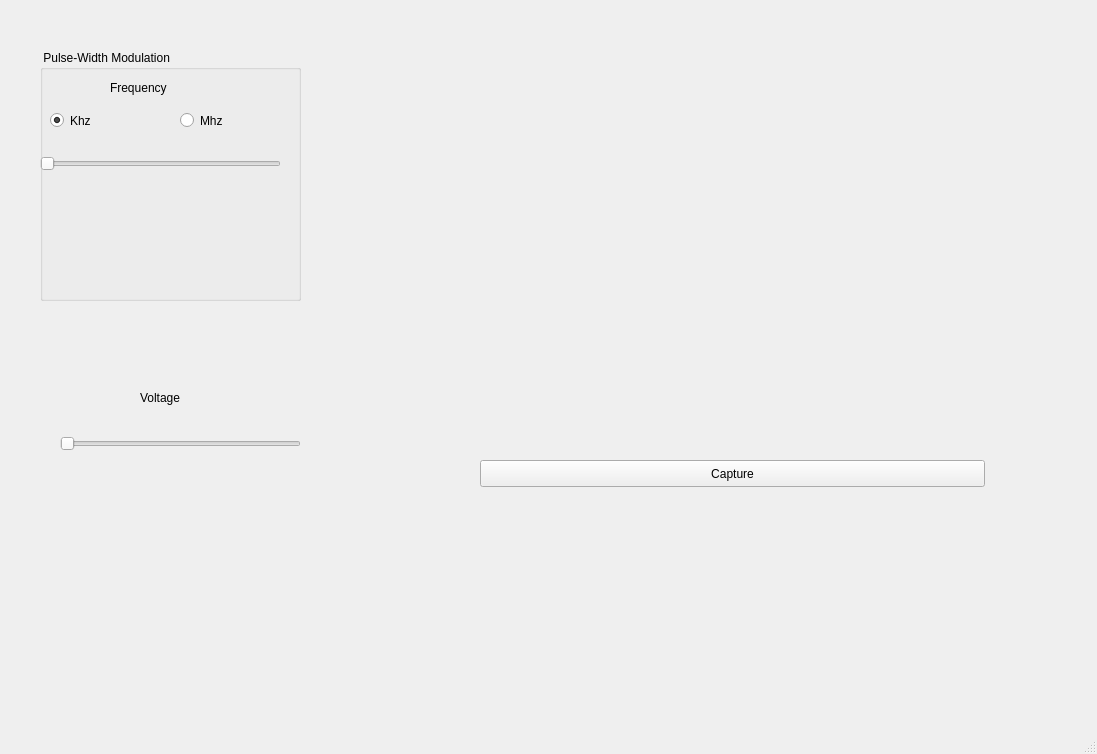
First picture: the form in front/menu.ui, repository marcoslimaepii1/microcluidicController, before the edit.
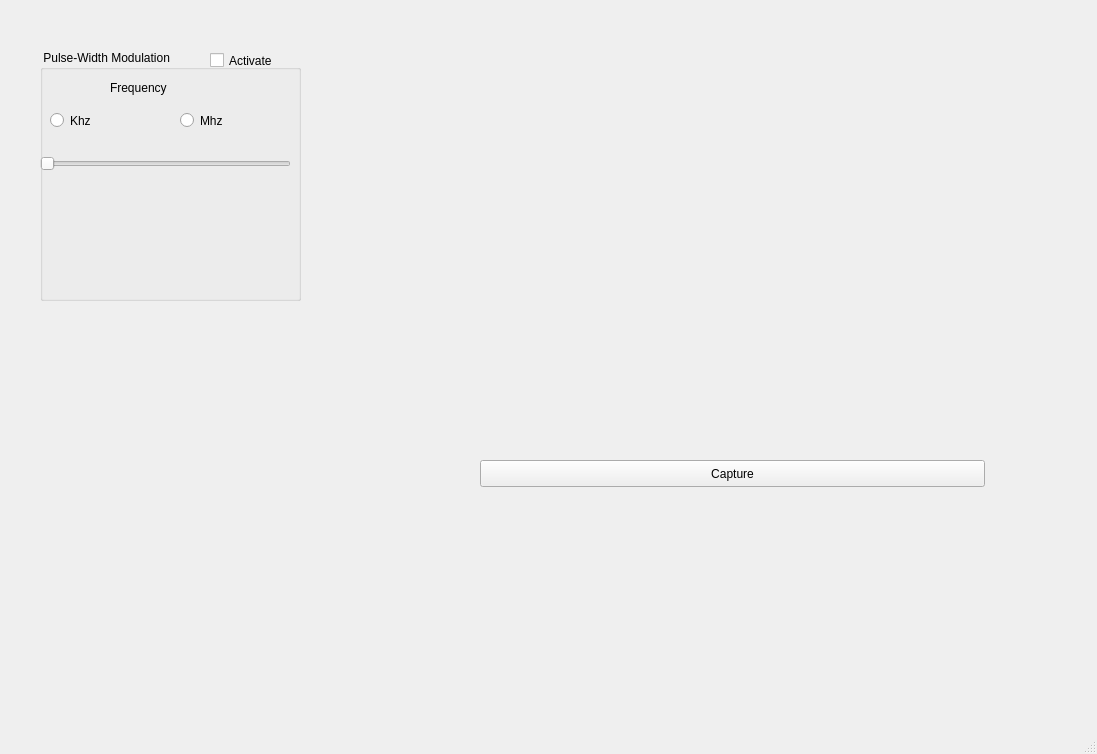
Second picture: the form after the edit.

```diff
--- a/front/menu.ui
+++ b/front/menu.ui
@@ -40,6 +40,9 @@
      </property>
     </widget>
     <widget class="QRadioButton" name="radioButton">
+     <property name="enabled">
+      <bool>true</bool>
+     </property>
      <property name="geometry">
       <rect>
        <x>10</x>
@@ -51,7 +54,13 @@
      <property name="text">
       <string>Khz</string>
      </property>
+     <property name="checkable">
+      <bool>true</bool>
+     </property>
      <property name="checked">
+      <bool>false</bool>
+     </property>
+     <property name="autoExclusive">
       <bool>true</bool>
      </property>
     </widget>
@@ -73,7 +82,7 @@
       <rect>
        <x>0</x>
        <y>100</y>
-       <width>241</width>
+       <width>251</width>
        <height>28</height>
       </rect>
      </property>
@@ -113,52 +122,19 @@
       <string/>
      </property>
     </widget>
-   </widget>
-   <widget class="QLabel" name="label_2">
-    <property name="geometry">
-     <rect>
-      <x>140</x>
-      <y>390</y>
-      <width>58</width>
-      <height>16</height>
-     </rect>
-    </property>
-    <property name="text">
-     <string>Voltage</string>
-    </property>
-   </widget>
-   <widget class="QSlider" name="horizontalSlider_2">
-    <property name="geometry">
-     <rect>
-      <x>60</x>
-      <y>430</y>
-      <width>241</width>
-      <height>28</height>
-     </rect>
-    </property>
-    <property name="orientation">
-     <enum>Qt::Horizontal</enum>
-    </property>
-   </widget>
-   <widget class="QLabel" name="label_4">
-    <property name="geometry">
-     <rect>
-      <x>60</x>
-      <y>480</y>
-      <width>231</width>
-      <height>121</height>
-     </rect>
-    </property>
-    <property name="font">
-     <font>
-      <pointsize>43</pointsize>
-      <weight>75</weight>
-      <bold>true</bold>
-     </font>
-    </property>
-    <property name="text">
-     <string/>
-    </property>
+    <widget class="QCheckBox" name="checkBox">
+     <property name="geometry">
+      <rect>
+       <x>170</x>
+       <y>0</y>
+       <width>87</width>
+       <height>21</height>
+      </rect>
+     </property>
+     <property name="text">
+      <string>Activate</string>
+     </property>
+    </widget>
    </widget>
    <widget class="QLabel" name="image_label">
     <property name="geometry">
```
